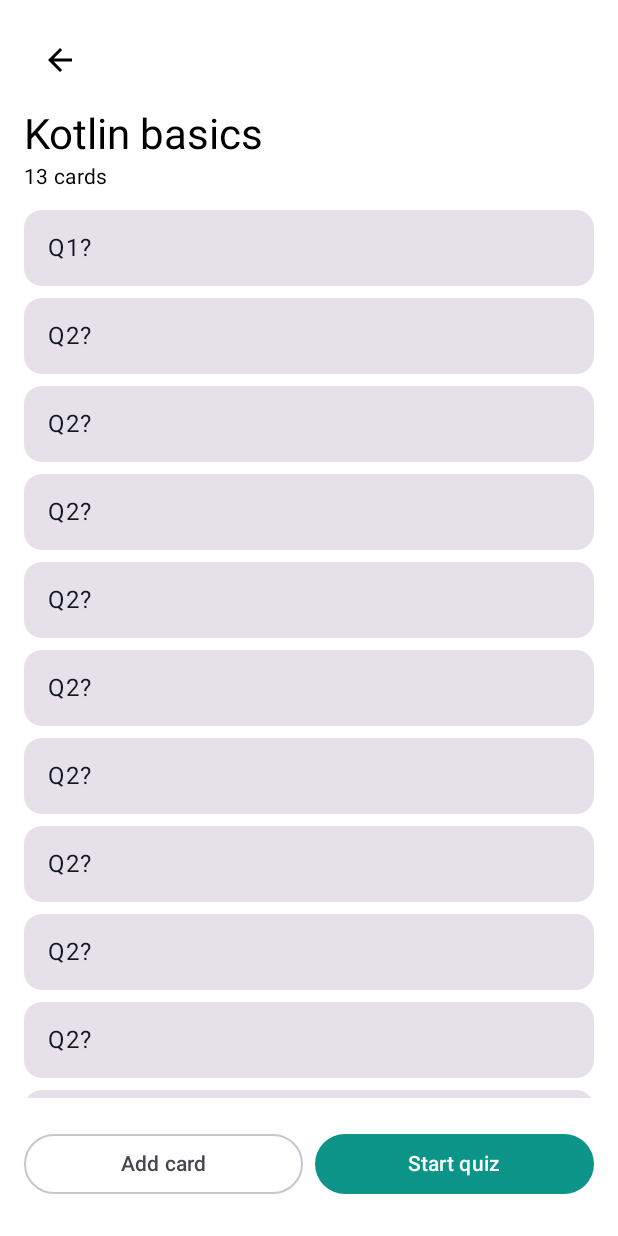
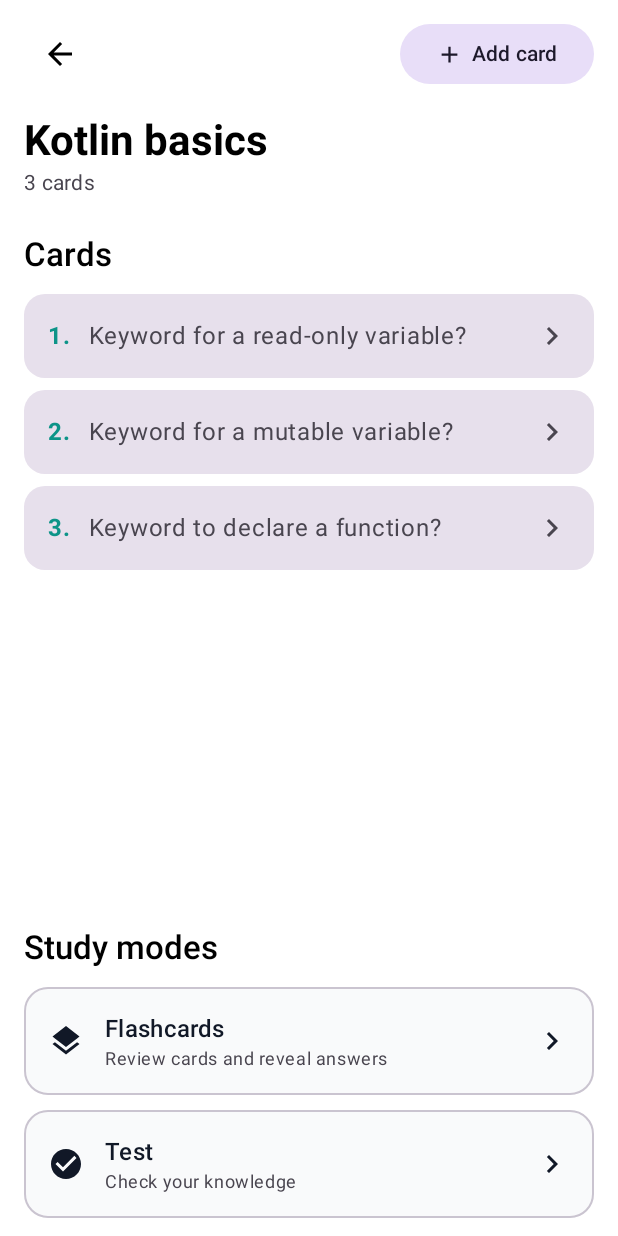
Before and after one commit to Scki7/FlashQuiz, an Android app built with Jetpack Compose: the @Preview function DeckDetailScreenPreview, on a phone screen of 412 x 824 dp. Run offline under Robolectric (Android 15) with nearby library versions, the phone set to English and light mode, and no system bars.

Commit message:
feat: redesign deck details with expandable cards and vertical study mode buttons

```diff
--- a/app/src/main/java/com/example/flashquiz/ui/screens/DeckDetailScreen.kt
+++ b/app/src/main/java/com/example/flashquiz/ui/screens/DeckDetailScreen.kt
@@ -1,28 +1,24 @@
 package com.example.flashquiz.ui.screens
 
-import androidx.compose.foundation.layout.Arrangement
-import androidx.compose.foundation.layout.Column
-import androidx.compose.foundation.layout.Row
-import androidx.compose.foundation.layout.fillMaxSize
-import androidx.compose.foundation.layout.fillMaxWidth
-import androidx.compose.foundation.layout.navigationBarsPadding
-import androidx.compose.foundation.layout.padding
-import androidx.compose.foundation.layout.statusBarsPadding
+import androidx.compose.foundation.clickable
+import androidx.compose.foundation.layout.*
 import androidx.compose.foundation.lazy.LazyColumn
-import androidx.compose.foundation.lazy.items
+import androidx.compose.foundation.lazy.itemsIndexed
+import androidx.compose.foundation.shape.RoundedCornerShape
 import androidx.compose.material.icons.Icons
 import androidx.compose.material.icons.automirrored.filled.ArrowBack
-import androidx.compose.material3.Button
-import androidx.compose.material3.Card
-import androidx.compose.material3.Icon
-import androidx.compose.material3.IconButton
-import androidx.compose.material3.MaterialTheme
-import androidx.compose.material3.OutlinedButton
-import androidx.compose.material3.Text
-import androidx.compose.runtime.Composable
+import androidx.compose.material.icons.filled.Add
+import androidx.compose.material.icons.filled.ChevronRight
+import androidx.compose.material.icons.filled.Layers
+import androidx.compose.material.icons.filled.School
+import androidx.compose.material.icons.filled.CheckCircle
+import androidx.compose.material3.*
+import androidx.compose.runtime.*
+import androidx.compose.ui.Alignment
 import androidx.compose.ui.Modifier
+import androidx.compose.ui.text.font.FontWeight
+import androidx.compose.ui.unit.dp
 import androidx.compose.ui.tooling.preview.Preview
-import androidx.compose.ui.unit.dp
 import com.example.flashquiz.data.model.Deck
 import com.example.flashquiz.data.model.Flashcard
 import com.example.flashquiz.ui.theme.FlashQuizTheme
@@ -31,64 +27,214 @@ import com.example.flashquiz.ui.theme.FlashQuizTheme
 fun DeckDetailScreen(
     deck: Deck?,
     onAddCard: () -> Unit,
+    onStudy: () -> Unit,
     onStartQuiz: () -> Unit,
     onBack: () -> Unit,
     modifier: Modifier = Modifier
 ) {
     if (deck == null) {
         Text("Deck not found", modifier = modifier.padding(24.dp))
-    } else {
+        return
+    }
+
     Column(
         modifier = modifier
             .fillMaxSize()
             .statusBarsPadding()
-                .padding(16.dp)
+            .navigationBarsPadding()
+            .padding(horizontal = 16.dp, vertical = 12.dp)
     ) {
-            IconButton(
-                onClick = onBack,
-                modifier = Modifier.padding(bottom = 8.dp)
+
+        // Top bar
+        Row(
+            modifier = Modifier.fillMaxWidth(),
+            horizontalArrangement = Arrangement.SpaceBetween,
+            verticalAlignment = Alignment.CenterVertically
         ) {
+            IconButton(onClick = onBack) {
                 Icon(
-                    imageVector = Icons.AutoMirrored.Filled.ArrowBack,
+                    Icons.AutoMirrored.Filled.ArrowBack,
                     contentDescription = "Back"
                 )
             }
 
-            Text(deck.name, style = MaterialTheme.typography.headlineMedium)
-            Text("${deck.cards.size} cards", style = MaterialTheme.typography.bodyMedium)
+            FilledTonalButton(onClick = onAddCard) {
+                Icon(
+                    Icons.Default.Add,
+                    contentDescription = null,
+                    modifier = Modifier.size(18.dp)
+                )
+                Spacer(Modifier.width(6.dp))
+                Text("Add card")
+            }
+        }
+
+        Spacer(Modifier.height(16.dp))
+
+        Text(
+            text = deck.name,
+            style = MaterialTheme.typography.headlineMedium,
+            fontWeight = FontWeight.Bold
+        )
+
+        Text(
+            text = "${deck.cards.size} cards",
+            style = MaterialTheme.typography.bodyMedium,
+            color = MaterialTheme.colorScheme.onSurfaceVariant
+        )
+
+        Spacer(Modifier.height(24.dp))
+
+        // Cards section
+        Text(
+            text = "Cards",
+            style = MaterialTheme.typography.titleLarge,
+            fontWeight = FontWeight.SemiBold
+        )
+
+        Spacer(Modifier.height(12.dp))
 
         LazyColumn(
-                modifier = Modifier
-                    .weight(1f)
-                    .padding(vertical = 12.dp),
+            modifier = Modifier.weight(1f),
             verticalArrangement = Arrangement.spacedBy(8.dp)
         ) {
-                items(deck.cards, key = { it.id }) { card ->
-                    Card(modifier = Modifier.fillMaxWidth()) {
+            itemsIndexed(
+                items = deck.cards,
+                key = { _, card -> card.id }
+            ) { index, card ->
+                var expanded by remember(card.id) {
+                    mutableStateOf(false)
+                }
+
+                Card(
+                    modifier = Modifier
+                        .fillMaxWidth()
+                        .clickable { expanded = !expanded },
+                    shape = RoundedCornerShape(14.dp),
+                    colors = CardDefaults.cardColors(
+                        containerColor = MaterialTheme.colorScheme.surfaceVariant
+                    )
+                ) {
+                    Column(
+                        modifier = Modifier.padding(16.dp)
+                    ) {
+                        Row(
+                            verticalAlignment = Alignment.CenterVertically
+                        ) {
                             Text(
-                            card.question,
-                            style = MaterialTheme.typography.bodyLarge,
-                            modifier = Modifier.padding(16.dp)
+                                text = "${index + 1}.",
+                                color = MaterialTheme.colorScheme.primary,
+                                fontWeight = FontWeight.Bold
+                            )
+
+                            Spacer(Modifier.width(12.dp))
+
+                            Text(
+                                text = card.question,
+                                modifier = Modifier.weight(1f)
+                            )
+
+                            Icon(
+                                Icons.Default.ChevronRight,
+                                contentDescription = null
+                            )
+                        }
+
+                        if (expanded) {
+                            HorizontalDivider(
+                                modifier = Modifier.padding(vertical = 12.dp)
+                            )
+
+                            Text(
+                                text = card.answer,
+                                color = MaterialTheme.colorScheme.primary,
+                                style = MaterialTheme.typography.bodyLarge
                             )
                         }
                     }
                 }
+            }
+        }
+
+        Spacer(Modifier.height(16.dp))
+
+        // Study modes
+        Text(
+            text = "Study modes",
+            style = MaterialTheme.typography.titleLarge,
+            fontWeight = FontWeight.SemiBold
+        )
+
+        Spacer(Modifier.height(12.dp))
+
+        Column(
+            verticalArrangement = Arrangement.spacedBy(10.dp)
+        ) {
+            StudyModeButton(
+                title = "Flashcards",
+                description = "Review cards and reveal answers",
+                icon = {
+                    Icon(Icons.Default.Layers, contentDescription = null)
+                },
+                onClick = onStudy,
+                enabled = deck.cards.isNotEmpty()
+            )
+
+            // Learn mode will be added here later.
+
+            StudyModeButton(
+                title = "Test",
+                description = "Check your knowledge",
+                icon = {
+                    Icon(Icons.Default.CheckCircle, contentDescription = null)
+                },
+                onClick = onStartQuiz,
+                enabled = deck.cards.isNotEmpty()
+            )
+        }
+    }
+}
+
+@Composable
+private fun StudyModeButton(
+    title: String,
+    description: String,
+    icon: @Composable () -> Unit,
+    onClick: () -> Unit,
+    enabled: Boolean
+) {
+    OutlinedCard(
+        onClick = onClick,
+        enabled = enabled,
+        modifier = Modifier.fillMaxWidth(),
+        shape = RoundedCornerShape(16.dp)
+    ) {
         Row(
             modifier = Modifier
                 .fillMaxWidth()
-                    .navigationBarsPadding()
-                    .padding(vertical = 8.dp),
-                horizontalArrangement = Arrangement.spacedBy(8.dp)
+                .padding(16.dp),
+            verticalAlignment = Alignment.CenterVertically,
+            horizontalArrangement = Arrangement.spacedBy(14.dp)
         ) {
-                OutlinedButton(onClick = onAddCard, modifier = Modifier.weight(1f)) {
-                    Text("Add card")
+            icon()
+
+            Column(modifier = Modifier.weight(1f)) {
+                Text(
+                    text = title,
+                    style = MaterialTheme.typography.titleMedium,
+                    fontWeight = FontWeight.SemiBold
+                )
+                Text(
+                    text = description,
+                    style = MaterialTheme.typography.bodySmall,
+                    color = MaterialTheme.colorScheme.onSurfaceVariant
+                )
             }
-                Button(
-                    onClick = onStartQuiz,
-                    enabled = deck.cards.isNotEmpty(),
-                    modifier = Modifier.weight(1f)
-                ) { Text("Start quiz") }
-            }
+
+            Icon(
+                Icons.Default.ChevronRight,
+                contentDescription = null
+            )
         }
     }
 }
@@ -102,24 +248,15 @@ fun DeckDetailScreenPreview() {
                 1,
                 "Kotlin basics",
                 listOf(
-                    Flashcard(1, "Q1?", "A"),
-                    Flashcard(2, "Q2?", "A"),
-                    Flashcard(3, "Q2?", "A"),
-                    Flashcard(4, "Q2?", "A"),
-                    Flashcard(5, "Q2?", "A"),
-                    Flashcard(6, "Q2?", "A"),
-                    Flashcard(7, "Q2?", "A"),
-                    Flashcard(8, "Q2?", "A"),
-                    Flashcard(9, "Q2?", "A"),
-                    Flashcard(10, "Q2?", "A"),
-                    Flashcard(11, "Q2?", "A"),
-                    Flashcard(12, "Q2?", "A"),
-                    Flashcard(13, "Q2?", "A"),
+                    Flashcard(1, "Keyword for a read-only variable?", "val"),
+                    Flashcard(2, "Keyword for a mutable variable?", "var"),
+                    Flashcard(3, "Keyword to declare a function?", "fun")
                 )
             ),
-            onBack = {},
             onAddCard = {},
-            onStartQuiz = {}
+            onStudy = {},
+            onStartQuiz = {},
+            onBack = {}
         )
     }
 }
```
Lines whose indentation alone changed are shown as unchanged.
